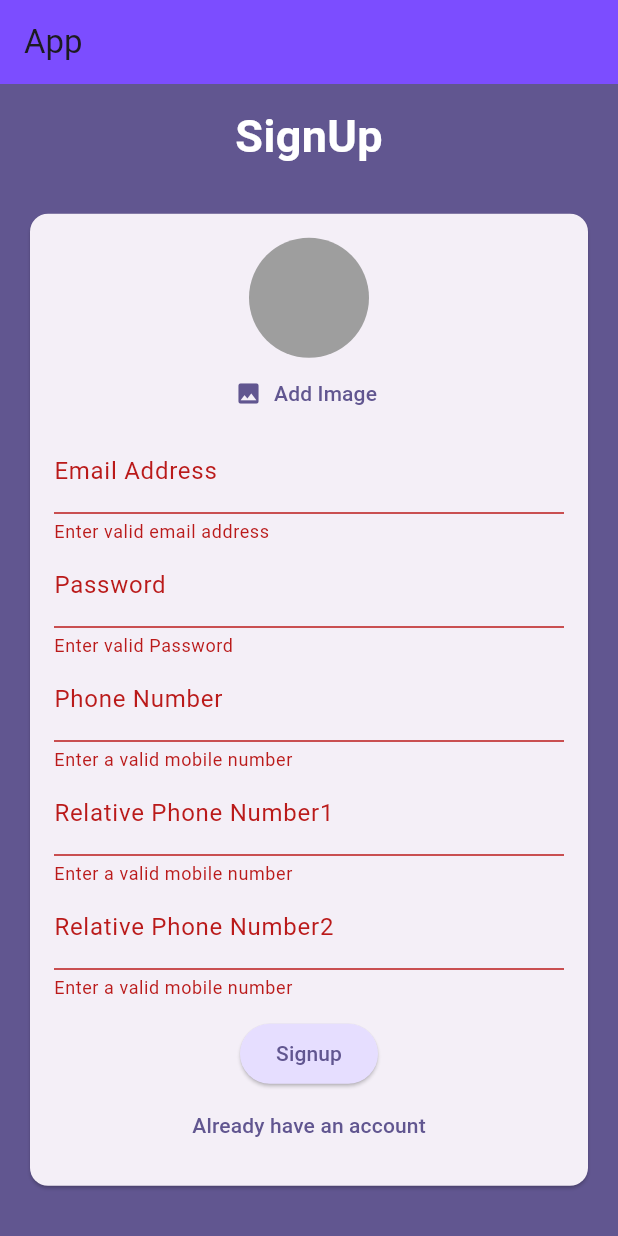
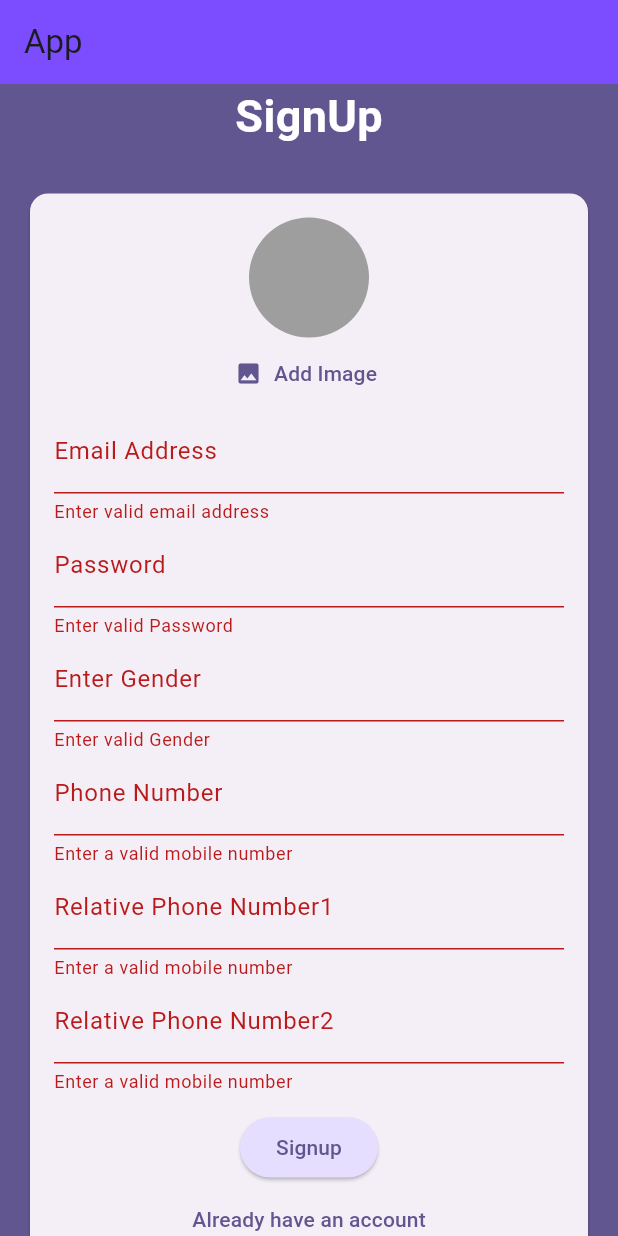
Before and after one commit to sagaryedge1645/chatapp, a Flutter app: the screen it shows after launch, after a tap on "Login", after a tap on "Create an account?", after a tap on "Signup", on a phone screen of 412 x 824 dp. Run offline on Flutter 3.47's test engine with Material 3 defaults, Android fonts, the phone set to English and light mode, and no system bars; our stand-ins replace cloud_firestore, firebase_auth, firebase_core, firebase_storage, image_picker; accounts and stored records are empty.

Commit message:
added global file

```diff
--- /dev/null
+++ b/lib/globals.dart
@@ -0,0 +1,4 @@
+var userNumber = '';
+var relativeNumber1 = '';
+var relativeNumber2 = '';
+var enteredGender = '';
--- a/lib/screens/authscreen.dart
+++ b/lib/screens/authscreen.dart
@@ -2,10 +2,11 @@ import 'dart:io';
 
 import 'package:chatapp/widgets/additional_user_info.dart';
 import 'package:chatapp/widgets/user_image_picker.dart';
+import 'package:cloud_firestore/cloud_firestore.dart';
 import 'package:firebase_auth/firebase_auth.dart';
 import 'package:firebase_storage/firebase_storage.dart';
 import 'package:flutter/material.dart';
-
+import 'package:chatapp/globals.dart'as Globals;
 
 final _firebase = FirebaseAuth.instance;
 
@@ -19,6 +20,15 @@ class AuthScreen extends StatefulWidget {
 }
 
 class _AuthScreenState extends State<AuthScreen> {
+  String? validateMobile(String? value) {
+    String pattern = r'(^(?:[+0]9)?[0-9]{10,12}$)';
+    final regex = RegExp(pattern);
+
+    return value!.isEmpty || !regex.hasMatch(value)
+        ? 'Enter a valid mobile number'
+        : null;
+  }
+
   var _isLogin = true;
   final _formKey = GlobalKey<FormState>();
   var _enteredEmail = '';
@@ -38,24 +48,36 @@ class _AuthScreenState extends State<AuthScreen> {
         final userCredentials = await _firebase.signInWithEmailAndPassword(
             email: _enteredEmail, password: _password);
         ScaffoldMessenger.of(context).clearSnackBars();
-       ScaffoldMessenger.of(context).showSnackBar(SnackBar(content: Text("Login Successfully!")));
-     }on FirebaseAuthException catch (error){
-       if(error.code == ''){}
+        ScaffoldMessenger.of(context)
+            .showSnackBar(SnackBar(content: Text("Login Successfully!")));
+      } on FirebaseAuthException catch (error) {
+        if (error.code == '') {}
         ScaffoldMessenger.of(context).clearSnackBars();
-       ScaffoldMessenger.of(context).showSnackBar(SnackBar(content: Text(error.message?? 'Authentication failed')));
+        ScaffoldMessenger.of(context).showSnackBar(
+            SnackBar(content: Text(error.message ?? 'Authentication failed')));
       }
     } else {
       try {
         final userCredentials = await _firebase.createUserWithEmailAndPassword(
             email: _enteredEmail, password: _password);
-        ScaffoldMessenger.of(context).clearSnackBars();
-        ScaffoldMessenger.of(context).showSnackBar(SnackBar(content: Text("SignUp Successfully!")));
-        final storageRef = FirebaseStorage.instance.ref().child('user_images').child('${userCredentials.user!.uid}.jpg');
-       await
-       storageRef.putFile(_selectedImage!);
 
-      final imageUrl =  storageRef.getDownloadURL();
+       await FirebaseFirestore.instance
+            .collection('user')
+            .doc(userCredentials.user!.uid)
+            .set({
+          'userNumber': Globals.userNumber,
+          'email': _enteredEmail,
+          'gender': Globals.enteredGender,
+          'relativeNumber1': Globals.relativeNumber1,
+          'relativeNumber2': Globals.relativeNumber2
+        });
+        final storageRef = FirebaseStorage.instance
+            .ref()
+            .child('user_images')
+            .child('${userCredentials.user!.uid}.jpg');
+        await storageRef.putFile(_selectedImage!);
 
+        final imageUrl = storageRef.getDownloadURL();
       } on FirebaseAuthException catch (error) {
         if (error.code == '') {}
         ScaffoldMessenger.of(context).clearSnackBars();
@@ -78,8 +100,22 @@ class _AuthScreenState extends State<AuthScreen> {
           child: Column(
             mainAxisAlignment: MainAxisAlignment.center,
             children: [
-              _isLogin? Text("Login",style: TextStyle(color: Colors.white,fontSize:30,fontWeight: FontWeight.bold),): Text("SignUp",style: TextStyle(color: Colors.white,fontSize:30,fontWeight: FontWeight.bold)),
-              SizedBox(height: 10,),
+              _isLogin
+                  ? Text(
+                      "Login",
+                      style: TextStyle(
+                          color: Colors.white,
+                          fontSize: 30,
+                          fontWeight: FontWeight.bold),
+                    )
+                  : Text("SignUp",
+                      style: TextStyle(
+                          color: Colors.white,
+                          fontSize: 30,
+                          fontWeight: FontWeight.bold)),
+              SizedBox(
+                height: 10,
+              ),
               Card(
                 margin: EdgeInsets.all(20),
                 color: Theme.of(context).colorScheme.onInverseSurface,
@@ -91,9 +127,12 @@ class _AuthScreenState extends State<AuthScreen> {
                       child: Column(
                         mainAxisSize: MainAxisSize.min,
                         children: [
-                          if(!_isLogin) UserImagePicker(selectImage: (image) {
+                          if (!_isLogin)
+                            UserImagePicker(
+                              selectImage: (image) {
                                 _selectedImage = image;
-                          },),
+                              },
+                            ),
                           TextFormField(
                             keyboardType: TextInputType.emailAddress,
                             decoration: InputDecoration(
@@ -127,8 +166,7 @@ class _AuthScreenState extends State<AuthScreen> {
                             onSaved: (value) {
                               _password = value!;
                             },
-                          ),
-                           if(!_isLogin)AddtionalUserInfomation(),
+                          ),if(!_isLogin)AddtionalUserInfomation(),
                           SizedBox(
                             height: 12,
                           ),
--- a/lib/widgets/additional_user_info.dart
+++ b/lib/widgets/additional_user_info.dart
@@ -1,4 +1,5 @@
 import 'package:flutter/material.dart';
+import 'package:chatapp/globals.dart'as Globals;
 
 class AddtionalUserInfomation extends StatefulWidget{
   const AddtionalUserInfomation({super.key});
@@ -20,14 +21,29 @@ class _AdditionalUserInfoState extends State<AddtionalUserInfomation>{
         : null;
   }
 
-  var _userNumber = '';
-  var _relativeNumber1 = '';
-  var _relativeNumber2 = '';
 
   @override
   Widget build(BuildContext context) {
    return Column(
      children: [
+       TextFormField(
+         keyboardType: TextInputType.emailAddress,
+         decoration: InputDecoration(
+           labelText: "Enter Gender",
+         ),
+         autocorrect: false,
+         textCapitalization: TextCapitalization.none,
+         validator: (value) {
+           if (value == null ||
+               value.trim().isEmpty) {
+             return "Enter valid Gender";
+           }
+           return null;
+         },
+         onSaved: (value) {
+           Globals.enteredGender = value!;
+         },
+       ),
        TextFormField(
          keyboardType: TextInputType.phone,
          decoration: InputDecoration(
@@ -35,7 +51,7 @@ class _AdditionalUserInfoState extends State<AddtionalUserInfomation>{
          ),
          validator: validateMobile,
          onSaved: (value) {
-           _userNumber = value!;
+           Globals.userNumber = value!;
          },
        ),
        TextFormField(
@@ -45,7 +61,7 @@ class _AdditionalUserInfoState extends State<AddtionalUserInfomation>{
          ),
          validator:validateMobile,
          onSaved: (value) {
-           _relativeNumber1 = value!;
+           Globals.relativeNumber1 = value!;
          },
        ),
        TextFormField(
@@ -56,7 +72,7 @@ class _AdditionalUserInfoState extends State<AddtionalUserInfomation>{
          autocorrect: false,
          validator: validateMobile,
          onSaved: (value) {
-           _relativeNumber2 = value!;
+           Globals.relativeNumber2 = value!;
          },
        ),
      ],
--- a/pubspec.yaml
+++ b/pubspec.yaml
@@ -38,6 +38,7 @@ dependencies:
   firebase_auth: ^5.5.1
   image_picker: ^1.1.2
   firebase_storage: ^12.4.4
+  cloud_firestore: ^5.6.5
 
 dev_dependencies:
   flutter_test:
```
Also changed, not shown: pubspec.lock, 3 other files. Lines whose indentation alone changed are shown as unchanged.
